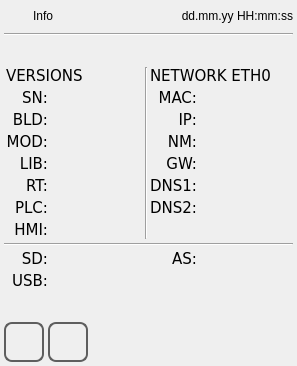
Before: the Qt Designer form qt_library/ATCMsystem/info.ui in MECTsrl/mect_plugins, drawn with Qt 5.
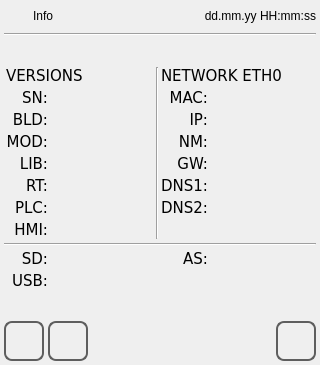
After: the same form once the commit is applied. Icons and pictures are not drawn.

Commit message: Added qrcode windows to info window

```diff
--- a/qt_library/ATCMsystem/info.ui
+++ b/qt_library/ATCMsystem/info.ui
@@ -6,14 +6,14 @@
    <rect>
     <x>0</x>
     <y>0</y>
-    <width>297</width>
-    <height>366</height>
+    <width>320</width>
+    <height>365</height>
    </rect>
   </property>
   <property name="minimumSize">
    <size>
-    <width>0</width>
-    <height>0</height>
+    <width>320</width>
+    <height>240</height>
    </size>
   </property>
   <property name="maximumSize">
@@ -978,6 +978,54 @@
        </property>
       </spacer>
      </item>
+     <item>
+      <widget class="QPushButton" name="pushButtonQrc">
+       <property name="sizePolicy">
+        <sizepolicy hsizetype="Minimum" vsizetype="Fixed">
+         <horstretch>60</horstretch>
+         <verstretch>60</verstretch>
+        </sizepolicy>
+       </property>
+       <property name="minimumSize">
+        <size>
+         <width>40</width>
+         <height>40</height>
+        </size>
+       </property>
+       <property name="maximumSize">
+        <size>
+         <width>40</width>
+         <height>40</height>
+        </size>
+       </property>
+       <property name="focusPolicy">
+        <enum>Qt::NoFocus</enum>
+       </property>
+       <property name="styleSheet">
+        <string notr="true">QPushButton
+{
+border: 2px solid  rgb(94, 94, 94);
+border-radius: 8px;
+qproperty-icon: url(:/libicons/img/Camera.png);
+qproperty-iconSize: 24px 24px;
+qproperty-focusPolicy: NoFocus;
+}
+QPushButton:pressed
+{
+border: 2px solid  rgb(194, 194, 194);
+background-color:  rgb(255, 255, 127);
+}
+QPushButton:disabled
+{
+border: 2px solid  rgb(194, 194, 194);
+}
+</string>
+       </property>
+       <property name="text">
+        <string/>
+       </property>
+      </widget>
+     </item>
     </layout>
    </item>
   </layout>
```
Left out of the diff: 2 changed lines with no effect on the pictures. The commit also changes 6 other files.
